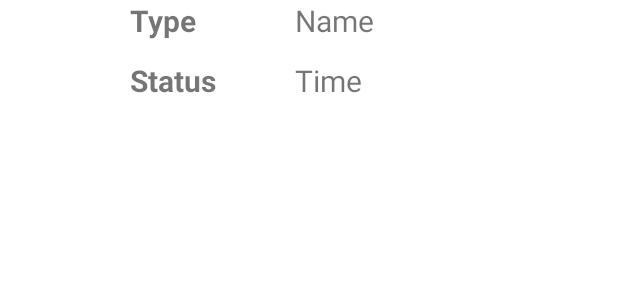
After one commit to paceuniversity/cs389f2021team5, an Android app: the layout document_item.xml on its own in the app's theme, with its tools: preview values and no code run, on a phone screen of 412 x 824 dp. The commit adds this screen. Shown: the top 300 px of the screen. Run offline under Robolectric (Android 15) with nearby library versions, the phone set to English and light mode, and no system bars.

Commit message:
big update, including object<document>

```diff
--- a/CovidOneTool/app/build.gradle
+++ b/CovidOneTool/app/build.gradle
@@ -28,7 +28,7 @@ android {
 }
 
 dependencies {
-
+    implementation 'org.litepal.android:core:1.4.1'
     implementation 'androidx.appcompat:appcompat:1.3.1'
     implementation 'com.google.android.material:material:1.3.0'
     implementation 'androidx.constraintlayout:constraintlayout:2.1.1'
--- a/CovidOneTool/app/src/main/java/com/example/covid_onetool/MainActivity.java
+++ b/CovidOneTool/app/src/main/java/com/example/covid_onetool/MainActivity.java
@@ -10,5 +10,6 @@ public class MainActivity extends AppCompatActivity {
     protected void onCreate(Bundle savedInstanceState) {
         super.onCreate(savedInstanceState);
         setContentView(R.layout.activity_main);
+
     }
 }
--- /dev/null
+++ b/CovidOneTool/app/src/main/res/layout/document_item.xml
@@ -0,0 +1,77 @@
+<?xml version="1.0" encoding="utf-8"?>
+<androidx.constraintlayout.widget.ConstraintLayout xmlns:android="http://schemas.android.com/apk/res/android"
+    xmlns:app="http://schemas.android.com/apk/res-auto"
+    xmlns:tools="http://schemas.android.com/tools"
+    android:layout_width="match_parent"
+    android:layout_height="match_parent">
+
+    <LinearLayout
+        android:layout_width="match_parent"
+        android:layout_height="95dp"
+        android:orientation="vertical"
+        tools:layout_editor_absoluteX="-3dp"
+        tools:layout_editor_absoluteY="261dp">
+
+        <LinearLayout
+            android:layout_width="match_parent"
+            android:layout_height="40dp"
+            android:orientation="horizontal">
+
+            <Space
+                android:layout_width="wrap_content"
+                android:layout_height="wrap_content"
+                android:layout_weight="1" />
+
+            <TextView
+                android:id="@+id/fileType"
+                android:layout_width="110dp"
+                android:layout_height="match_parent"
+                android:text="Type"
+                android:textSize="20sp"
+                android:textStyle="bold" />
+
+            <TextView
+                android:id="@+id/fileName"
+                android:layout_width="215dp"
+                android:layout_height="match_parent"
+                android:text="Name"
+                android:textSize="20sp" />
+
+        </LinearLayout>
+
+        <LinearLayout
+            android:layout_width="match_parent"
+            android:layout_height="38dp"
+            android:orientation="horizontal">
+
+            <LinearLayout
+                android:layout_width="match_parent"
+                android:layout_height="40dp"
+                android:orientation="horizontal">
+
+                <Space
+                    android:layout_width="wrap_content"
+                    android:layout_height="wrap_content"
+                    android:layout_weight="1" />
+
+                <TextView
+                    android:id="@+id/fileStatus"
+                    android:layout_width="110dp"
+                    android:layout_height="match_parent"
+                    android:text="Status"
+                    android:textSize="20sp"
+                    android:textStyle="bold" />
+
+                <TextView
+                    android:id="@+id/fileTime"
+                    android:layout_width="215dp"
+                    android:layout_height="match_parent"
+                    android:text="Time"
+                    android:textSize="20sp" />
+
+            </LinearLayout>
+        </LinearLayout>
+
+    </LinearLayout>
+
+</androidx.constraintlayout.widget.ConstraintLayout>
```
Also changed, not shown: CovidOneTool/app/src/main/java/com/example/covid_onetool/Library.java (+38 -1 lines), CovidOneTool/app/src/main/java/com/example/covid_onetool/RecyclerItemClickListener.java (added, +56 -0 lines), CovidOneTool/app/src/main/java/com/example/covid_onetool/document.java (added, +50 -0 lines), CovidOneTool/app/src/main/res/layout/document_empty.xml (added, +20 -0 lines).
